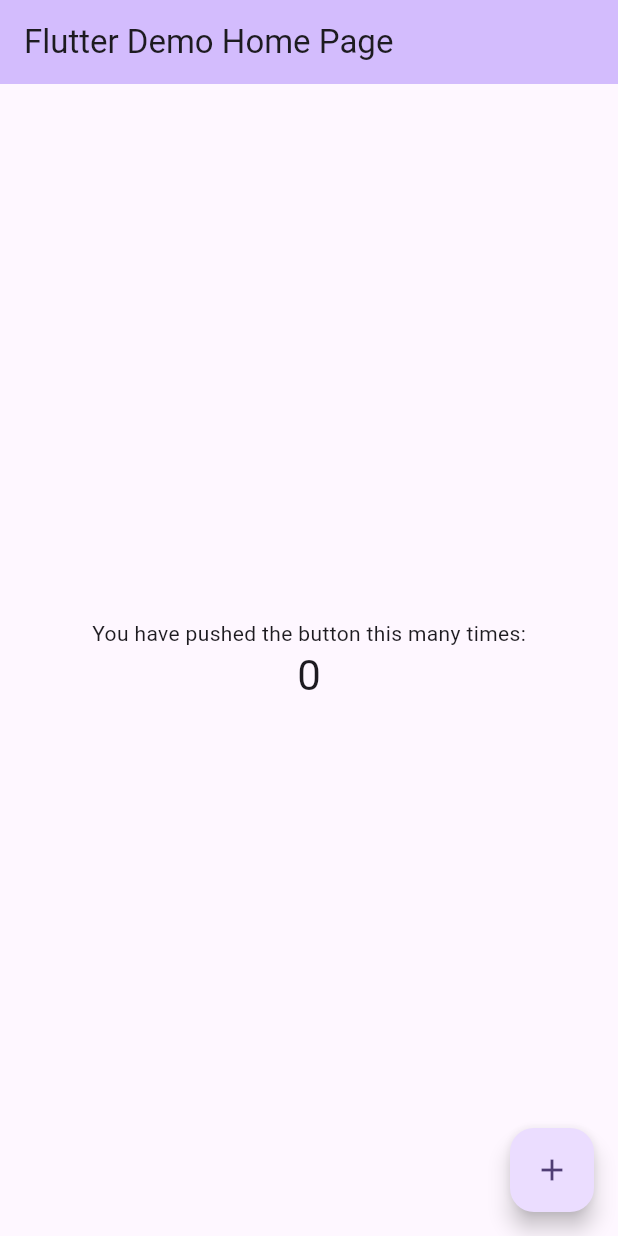
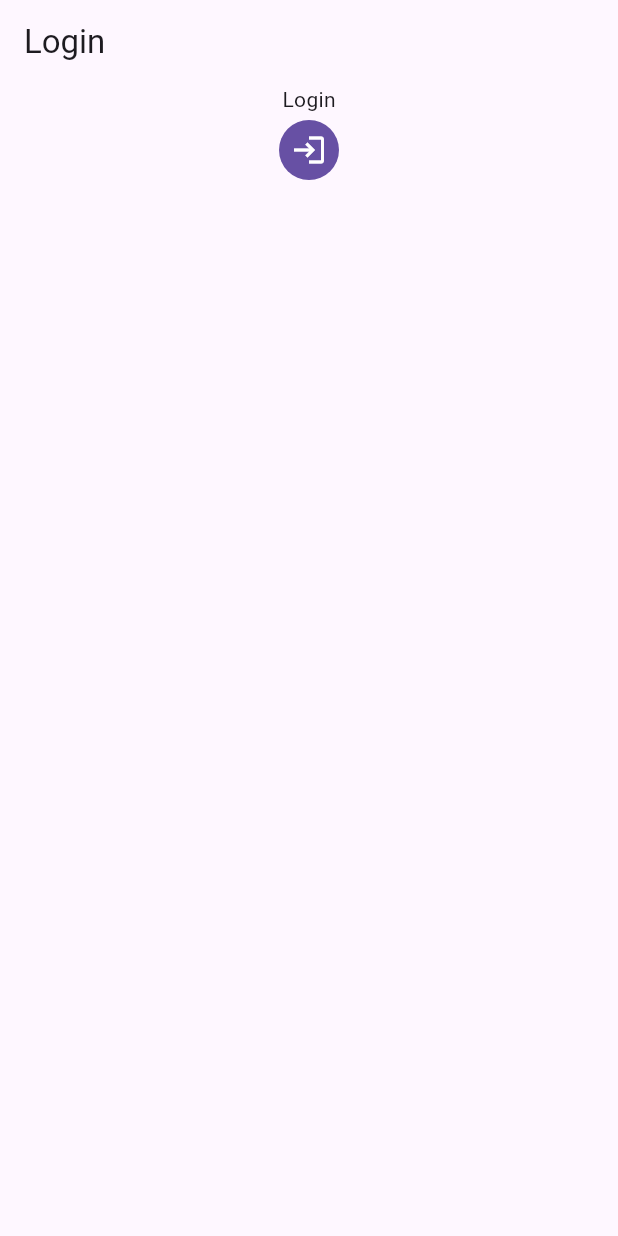
Before and after one commit to NK01Dev/app_clean_architecture, a Flutter app: the screen it shows after launch, on a phone screen of 412 x 824 dp. Run offline on Flutter 3.47's test engine with Material 3 defaults, Android fonts, the phone set to English and light mode, and no system bars; our stand-ins replace flutter_riverpod, go_router, hooks_riverpod.

Commit message:
GoRouter Setup

```diff
--- /dev/null
+++ b/lib/app.dart
@@ -0,0 +1,16 @@
+import 'package:app_clean_architecture/core/route/route_provider.dart';
+import 'package:flutter/material.dart';
+import 'package:flutter_riverpod/flutter_riverpod.dart';
+
+class MainWidget extends ConsumerWidget {
+  const MainWidget({super.key});
+
+  @override
+  Widget build(BuildContext context, WidgetRef ref) {
+    final goRouter = ref.watch(goRouteProvide);
+
+    return MaterialApp.router(
+      routerConfig: goRouter,
+    );
+  }
+}
--- /dev/null
+++ b/lib/core/route/route_name.dart
@@ -0,0 +1,5 @@
+
+const String loginRoute='login';
+const String signUpRoute='signup';
+const String homeRoute='home';
+const String splashRoute='splash';
--- /dev/null
+++ b/lib/core/route/route_provider.dart
@@ -0,0 +1,29 @@
+import 'package:app_clean_architecture/core/route/route_name.dart' ;
+import 'package:app_clean_architecture/features/signup/presentation/ui/signup_screen.dart';
+import 'package:go_router/go_router.dart';
+import 'package:hooks_riverpod/hooks_riverpod.dart';
+
+import '../../features/login/presentation/ui/login_screen.dart';
+
+final goRouteProvide = Provider<GoRouter>((ref) {
+  return GoRouter(
+    initialLocation: '/login',
+    routes: [
+
+      GoRoute(
+        path: '/',
+        builder: (context, state) => const LoginScreen(),
+      ),
+      GoRoute(
+        path: '/login',
+        name: loginRoute,
+        builder: (context, state) => const LoginScreen(),
+      ),
+      GoRoute(
+        path: '/signup',
+        name: signUpRoute,
+        builder: (context, state) => const SignupScreen(),
+      ),
+    ]
+  );
+});
--- /dev/null
+++ b/lib/features/login/presentation/ui/login_screen.dart
@@ -0,0 +1,29 @@
+import 'package:flutter/material.dart';
+import 'package:go_router/go_router.dart' show GoRouterHelper;
+import 'package:hooks_riverpod/hooks_riverpod.dart';
+
+import '../../../../core/route/route_name.dart';
+
+class LoginScreen extends ConsumerStatefulWidget {
+  const LoginScreen({super.key});
+
+  @override
+  ConsumerState<LoginScreen> createState() => _LoginScreenState();
+}
+
+class _LoginScreenState extends ConsumerState<LoginScreen> {
+  @override
+  Widget build(BuildContext context) {
+    return Scaffold(
+      appBar: AppBar(title: const Text('Login')),
+      body: SingleChildScrollView(
+        child: Column(children: [Center(child: Text('Login')),
+        IconButton.filled(onPressed: (
+            ) {
+          context.goNamed(signUpRoute);
+          debugPrint('ll');
+        }, icon: Icon(Icons.login))]),
+      ),
+    );
+  }
+}
--- a/lib/main.dart
+++ b/lib/main.dart
@@ -1,7 +1,11 @@
+import 'package:app_clean_architecture/app.dart';
 import 'package:flutter/material.dart';
+import 'package:hooks_riverpod/hooks_riverpod.dart';
 
 void main() {
-  runApp(const MyApp());
+  runApp(
+      ProviderScope(child:   MyApp()));
+
 }
 
 class MyApp extends StatelessWidget {
@@ -10,113 +14,6 @@ class MyApp extends StatelessWidget {
   // This widget is the root of your application.
   @override
   Widget build(BuildContext context) {
-    return MaterialApp(
-      title: 'Flutter Demo',
-      theme: ThemeData(
-        // This is the theme of your application.
-        //
-        // TRY THIS: Try running your application with "flutter run". You'll see
-        // the application has a purple toolbar. Then, without quitting the app,
-        // try changing the seedColor in the colorScheme below to Colors.green
-        // and then invoke "hot reload" (save your changes or press the "hot
-        // reload" button in a Flutter-supported IDE, or press "r" if you used
-        // the command line to start the app).
-        //
-        // Notice that the counter didn't reset back to zero; the application
-        // state is not lost during the reload. To reset the state, use hot
-        // restart instead.
-        //
-        // This works for code too, not just values: Most code changes can be
-        // tested with just a hot reload.
-        colorScheme: .fromSeed(seedColor: Colors.deepPurple),
-      ),
-      home: const MyHomePage(title: 'Flutter Demo Home Page'),
-    );
+    return MainWidget();
   }
 }
-
-class MyHomePage extends StatefulWidget {
-  const MyHomePage({super.key, required this.title});
-
-  // This widget is the home page of your application. It is stateful, meaning
-  // that it has a State object (defined below) that contains fields that affect
-  // how it looks.
-
-  // This class is the configuration for the state. It holds the values (in this
-  // case the title) provided by the parent (in this case the App widget) and
-  // used by the build method of the State. Fields in a Widget subclass are
-  // always marked "final".
-
-  final String title;
-
-  @override
-  State<MyHomePage> createState() => _MyHomePageState();
-}
-
-class _MyHomePageState extends State<MyHomePage> {
-  int _counter = 0;
-
-  void _incrementCounter() {
-    setState(() {
-      // This call to setState tells the Flutter framework that something has
-      // changed in this State, which causes it to rerun the build method below
-      // so that the display can reflect the updated values. If we changed
-      // _counter without calling setState(), then the build method would not be
-      // called again, and so nothing would appear to happen.
-      _counter++;
-    });
-  }
-
-  @override
-  Widget build(BuildContext context) {
-    // This method is rerun every time setState is called, for instance as done
-    // by the _incrementCounter method above.
-    //
-    // The Flutter framework has been optimized to make rerunning build methods
-    // fast, so that you can just rebuild anything that needs updating rather
-    // than having to individually change instances of widgets.
-    return Scaffold(
-      appBar: AppBar(
-        // TRY THIS: Try changing the color here to a specific color (to
-        // Colors.amber, perhaps?) and trigger a hot reload to see the AppBar
-        // change color while the other colors stay the same.
-        backgroundColor: Theme.of(context).colorScheme.inversePrimary,
-        // Here we take the value from the MyHomePage object that was created by
-        // the App.build method, and use it to set our appbar title.
-        title: Text(widget.title),
-      ),
-      body: Center(
-        // Center is a layout widget. It takes a single child and positions it
-        // in the middle of the parent.
-        child: Column(
-          // Column is also a layout widget. It takes a list of children and
-          // arranges them vertically. By default, it sizes itself to fit its
-          // children horizontally, and tries to be as tall as its parent.
-          //
-          // Column has various properties to control how it sizes itself and
-          // how it positions its children. Here we use mainAxisAlignment to
-          // center the children vertically; the main axis here is the vertical
-          // axis because Columns are vertical (the cross axis would be
-          // horizontal).
-          //
-          // TRY THIS: Invoke "debug painting" (choose the "Toggle Debug Paint"
-          // action in the IDE, or press "p" in the console), to see the
-          // wireframe for each widget.
-          mainAxisAlignment: .center,
-          children: [
-            const Text('You have pushed the button this many times:'),
-            Text(
-              '$_counter',
-              style: Theme.of(context).textTheme.headlineMedium,
-            ),
-          ],
-        ),
-      ),
-      floatingActionButton: FloatingActionButton(
-        onPressed: _incrementCounter,
-        tooltip: 'Increment',
-        child: const Icon(Icons.add),
-      ),
-    );
-  }
-}
```
Also changed, not shown: lib/features/signup/presentation/ui/signup_screen.dart (added, +31 -0 lines), pubspec.yaml (+16 -36 lines), pubspec.lock.
